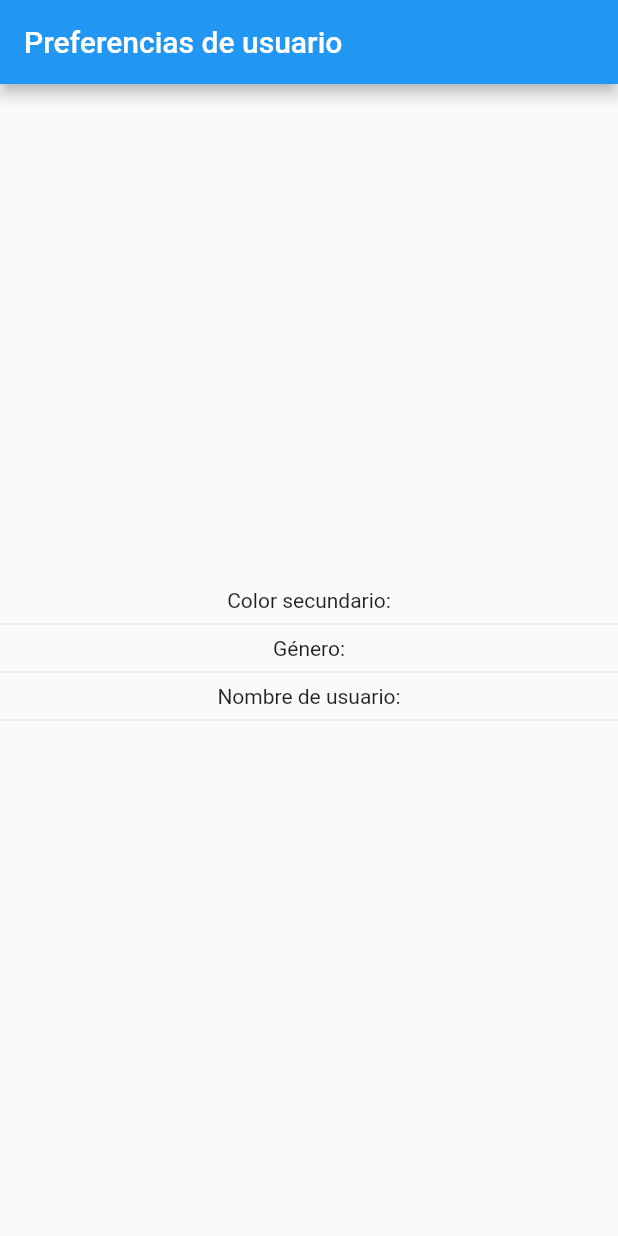
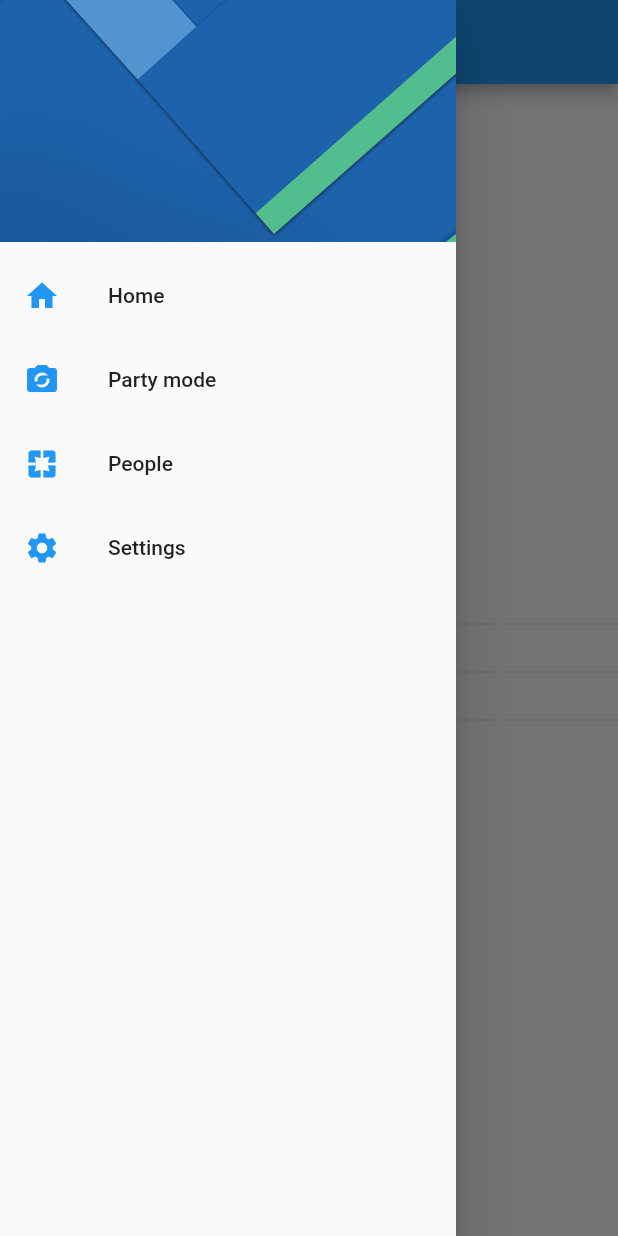
Before and after one commit to edgon85/Preferencias-de-Usuario, a Flutter app: the screen it shows after launch, with the side drawer open (before the commit the screen has no drawer), on a phone screen of 412 x 824 dp. Run offline on Flutter 3.47's test engine with Material 2 defaults, Android fonts, the phone set to English and light mode, and no system bars.

```diff
--- a/lib/src/pages/home_page.dart
+++ b/lib/src/pages/home_page.dart
@@ -1,7 +1,8 @@
 import 'package:flutter/material.dart';
+import 'package:preferencias_de_usuario_app/src/pages/settings_page.dart';
+
 
 class HomePage extends StatelessWidget {
-
   static final String routeName = 'home';
 
   @override
@@ -10,6 +11,7 @@ class HomePage extends StatelessWidget {
       appBar: AppBar(
         title: Text('Preferencias de usuario'),
       ),
+      drawer: _crearMenu(context),
       body: Column(
         mainAxisAlignment: MainAxisAlignment.center,
         children: <Widget>[
@@ -23,4 +25,52 @@ class HomePage extends StatelessWidget {
       ),
     );
   }
+
+  Widget _crearMenu(BuildContext context) {
+    return Drawer(
+      child: ListView(
+        padding: EdgeInsets.zero,
+        children: <Widget>[
+          DrawerHeader(
+            child: Container(),
+            decoration: BoxDecoration(
+                image: DecorationImage(
+                    image: AssetImage('assets/images/menu-img.jpg'),
+                    fit: BoxFit.cover)
+            ),
+          ),
+
+          ListTile(
+            leading: Icon(Icons.home, color: Colors.blue,),
+            title: Text('Home'),
+            onTap: (){
+             return Navigator.pushNamed(context, HomePage.routeName);
+            },
+          ),
+
+
+          ListTile(
+            leading: Icon(Icons.party_mode, color: Colors.blue,),
+            title: Text('Party mode'),
+            onTap: (){},
+          ),
+
+
+          ListTile(
+            leading: Icon(Icons.pages, color: Colors.blue,),
+            title: Text('People'),
+            onTap: (){},
+          ),
+
+          ListTile(
+            leading: Icon(Icons.settings, color: Colors.blue,),
+            title: Text('Settings'),
+            onTap: (){
+              Navigator.pushReplacementNamed(context, SettingsPage.routeName);
+            },
+          )
+        ],
+      ),
+    );
+  }
 }
--- a/pubspec.yaml
+++ b/pubspec.yaml
@@ -41,8 +41,8 @@ flutter:
   uses-material-design: true
 
   # To add assets to your application, add an assets section, like this:
-  # assets:
-  #  - images/a_dot_burr.jpeg
+  assets:
+    - assets/images/
   #  - images/a_dot_ham.jpeg
 
   # An image asset can refer to one or more resolution-specific "variants", see
```
Also changed, not shown: assets/images/menu-img.jpg (added), 1 other file.
